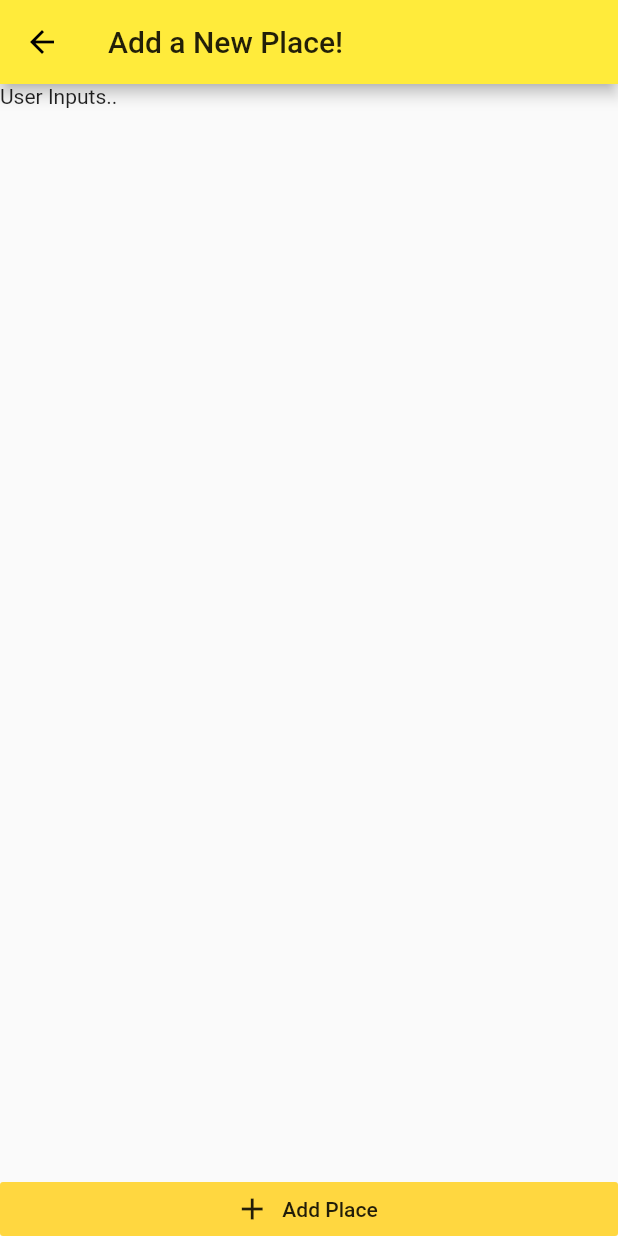
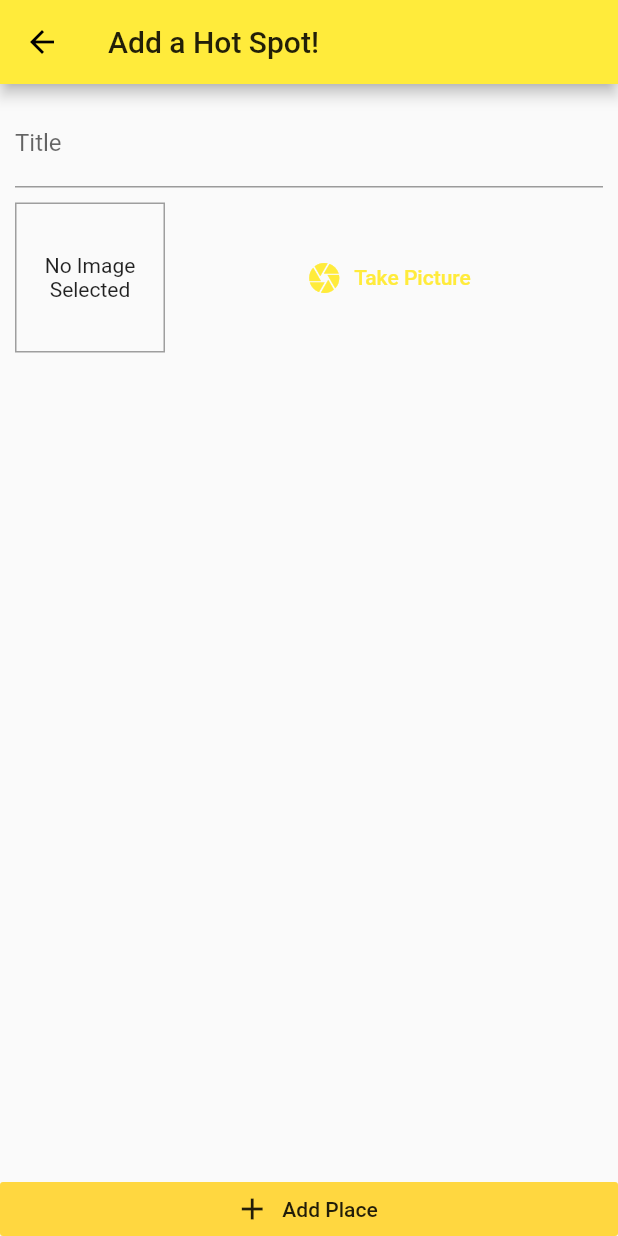
Before and after one commit to izzyolejnik/HotSpotz, a Flutter app: the AddPlaceScreen screen opened by its route, on a phone screen of 412 x 824 dp. Run offline on Flutter 3.47's test engine with Material 2 defaults, Android fonts, the phone set to English and light mode, and no system bars; our stand-ins replace google_maps_flutter.

Commit message:
Update place.dart
Updated addPlaceScreen.dart to take input data
--added data fields: title and image
--image will be able to access camera
(this feature may not be necessary in grand scheme, just following tutorials for now)
--added scroll view for input data

Created input_image.dart to handle input images

```diff
--- a/lib/models/place.dart
+++ b/lib/models/place.dart
@@ -1,3 +1,5 @@
+import 'dart:io';
+
 import 'package:flutter/foundation.dart';
 
 class PlaceLocation {
@@ -14,11 +16,13 @@ class PlaceLocation {
 class Place {
   final String id;
   final String title;
-  final String location;
+  final PlaceLocation location;
+  final File image;
 
   Place({
     @required this.id,
     @required this.title,
     @required this.location,
+    this.image,
   });
 }
--- a/lib/screens/addPlaceScreen.dart
+++ b/lib/screens/addPlaceScreen.dart
@@ -1,5 +1,5 @@
 import 'package:flutter/material.dart';
-
+import '../widgets/image_input.dart';
 class AddPlaceScreen extends StatefulWidget {
 
   static const routeName = '/ add-place';
@@ -9,17 +9,35 @@ class AddPlaceScreen extends StatefulWidget {
 }
 
 class _AddPlaceScreenState extends State<AddPlaceScreen> {
+  final _titleController = TextEditingController();
+
+
   @override
   Widget build(BuildContext context) {
     return Scaffold(
       appBar: AppBar(
-        title: Text("Add a New Place!"),
+        title: Text("Add a Hot Spot!"),
       ),
       body: Column(
-        mainAxisAlignment: MainAxisAlignment.spaceBetween,
         crossAxisAlignment: CrossAxisAlignment.stretch,
         children:<Widget>[
-        Text('User Inputs..'),
+        Expanded(
+          child: SingleChildScrollView(
+            child: Padding(
+              padding: EdgeInsets.all(10),
+              child: Column(
+              children: <Widget>[
+                TextField(
+                  decoration: InputDecoration(labelText: 'Title'),
+                  controller: _titleController,
+                ),
+                SizedBox(height: 10,),
+                ImageInput(),
+              ],
+            ),
+           ),
+          ),
+        ),
         RaisedButton.icon(
           icon: Icon(Icons.add),
           label: Text('Add Place'),
--- a/lib/screens/placesListScreen.dart
+++ b/lib/screens/placesListScreen.dart
@@ -7,7 +7,7 @@ class PlacesListScreen extends StatelessWidget {
   Widget build(BuildContext context) {
     return Scaffold(
       appBar: AppBar(
-        title: Text('HOT SPOTZ'),
+        title: Text('Your Hot Spotz'),
         actions: <Widget>[
           IconButton(
             icon: Icon(Icons.add_box),
@@ -17,7 +17,8 @@ class PlacesListScreen extends StatelessWidget {
           ),
         ],
       ),
-      body: Center(child: CircularProgressIndicator())
+      body: Center(child: CircularProgressIndicator(),
+      )
     );
   }
 }
--- /dev/null
+++ b/lib/widgets/image_input.dart
@@ -0,0 +1,45 @@
+import 'package:flutter/material.dart';
+import 'dart:io';
+
+class ImageInput extends StatefulWidget {
+  @override
+
+  _ImageInputState createState() => _ImageInputState();
+}
+
+class _ImageInputState extends State<ImageInput> {
+  File _storedImage;
+
+  @override
+  Widget build(BuildContext context){
+    return Row(children: <Widget>[
+      Container(
+        width: 100,
+        height: 100,
+        decoration: BoxDecoration(
+          border: Border.all(width: 1, color: Colors.grey),
+        ),
+        child: _storedImage != null
+            ? Image.file(
+              _storedImage,
+              fit: BoxFit.cover,
+              width: double.infinity,
+              )
+            : Text('No Image Selected', textAlign: TextAlign.center,),
+        alignment: Alignment.center,
+      ),
+      SizedBox(
+        width: 10,
+      ),
+      Expanded(
+        child: FlatButton.icon(
+          icon: Icon(Icons.camera),
+          label: Text('Take Picture'),
+          textColor: Theme.of(context).primaryColor,
+          onPressed: () {},
+        ),
+      ),
+     ],
+    );
+  }
+}
--- a/pubspec.yaml
+++ b/pubspec.yaml
@@ -21,7 +21,7 @@ dependencies:
     sdk: flutter
   http: ^0.12.0+2
   provider: ^3.2.0
-  google_maps_flutter:
+  google_maps_flutter: ^0.5.21
 
   # The following adds the Cupertino Icons font to your application.
   # Use with the CupertinoIcons class for iOS style icons.
```
